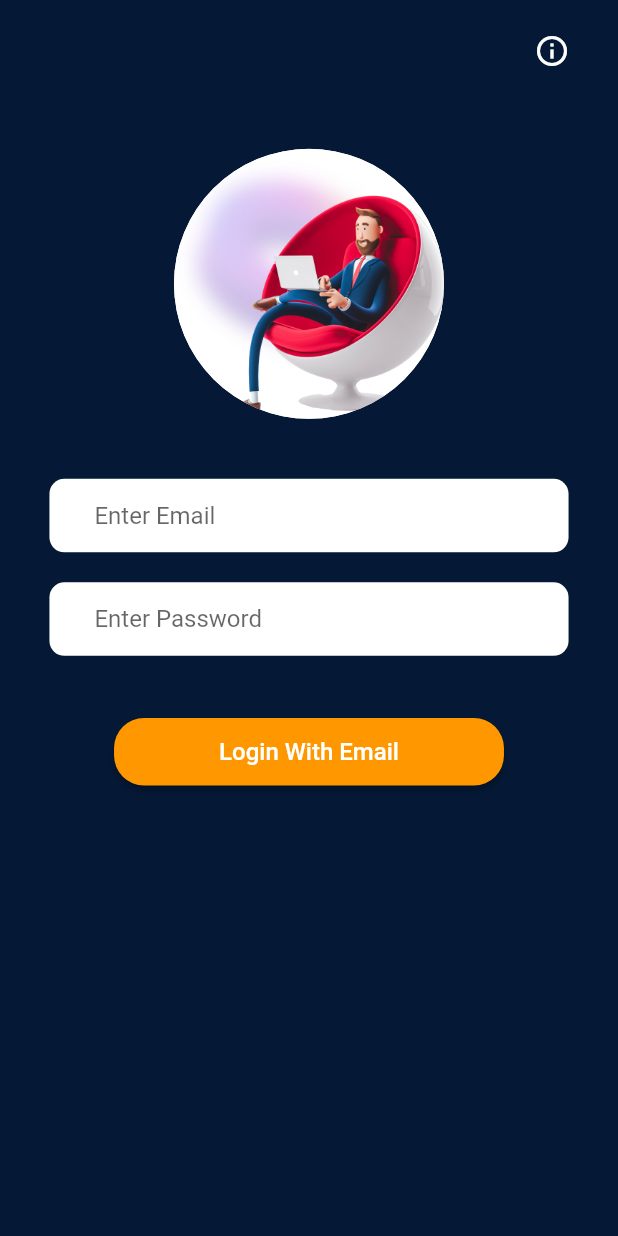
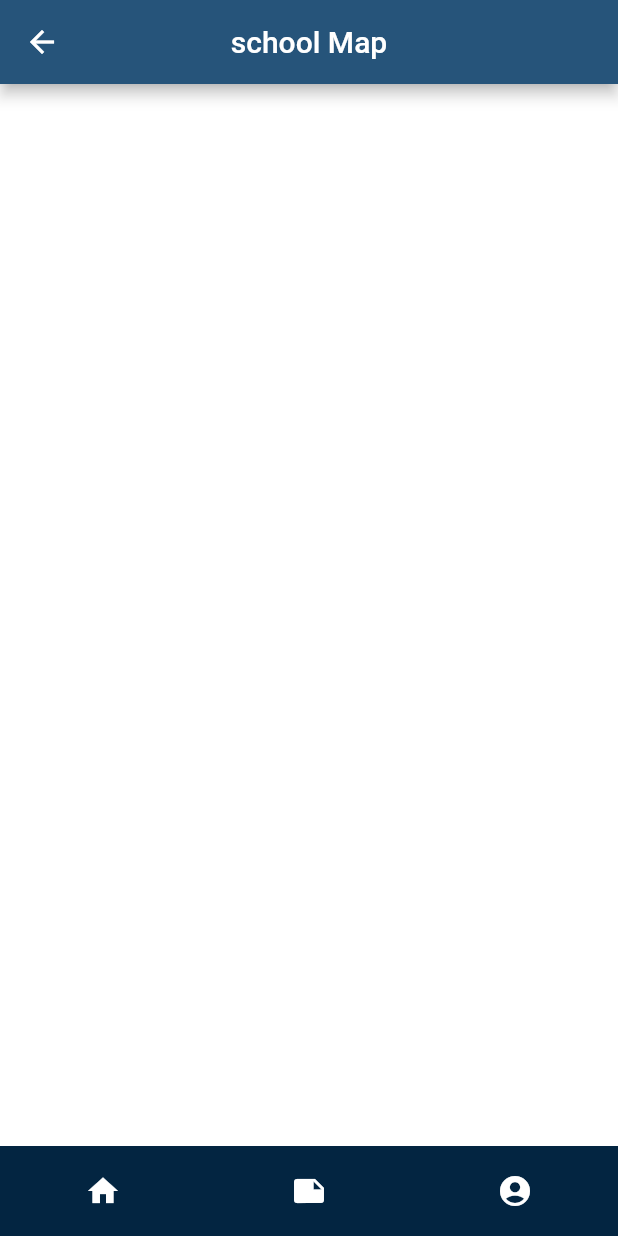
Before and after one commit to maneeshalakshani/Navi-Clear, a Flutter app: the SignIn screen opened by its route, after a tap on "Login With Email", on a phone screen of 412 x 824 dp. Run offline on Flutter 3.47's test engine with Material 2 defaults, Android fonts, the phone set to English and light mode, and no system bars; our stand-ins replace firebase_core, flutter_spinkit; missing offline and left inert: super_tooltip; accounts and stored records are empty.

Commit message:
NavBar Create

```diff
--- /dev/null
+++ b/Frontend/naviclear/lib/NavBar.dart
@@ -0,0 +1,39 @@
+import 'package:flutter/material.dart';
+
+class NavBar extends StatelessWidget {
+  const NavBar({Key? key}) : super(key: key);
+
+  @override
+  Widget build(BuildContext context) {
+    return Container(
+      height: 60.0,
+      color: Color.fromARGB(255, 3, 37, 65),
+      child: Row(
+        mainAxisAlignment: MainAxisAlignment.spaceAround,
+        children: [
+          IconButton(
+            onPressed: () {},
+            icon: Icon(
+              Icons.home,
+              color: Colors.white,
+            ),
+          ),
+          IconButton(
+            onPressed: () {},
+            icon: Icon(
+              Icons.note,
+              color: Colors.white,
+            ),
+          ),
+          IconButton(
+            onPressed: () {},
+            icon: Icon(
+              Icons.account_circle,
+              color: Colors.white,
+            ),
+          ),
+        ],
+      ),
+    );
+  }
+}
--- /dev/null
+++ b/Frontend/naviclear/lib/Pages/MainPage.dart
@@ -0,0 +1,26 @@
+import 'package:flutter/material.dart';
+import 'package:naviclear/NavBar.dart';
+
+class Main extends StatefulWidget {
+  const Main({Key? key}) : super(key: key);
+
+  @override
+  State<Main> createState() => _MainState();
+}
+
+class _MainState extends State<Main> {
+  @override
+  Widget build(BuildContext context) {
+    return Scaffold(
+      backgroundColor: Colors.white,
+      appBar: AppBar(
+        title: Text(
+          'school Map',
+        ),
+        centerTitle: true,
+        backgroundColor: Color.fromARGB(255, 38, 84, 122),
+      ),
+      bottomNavigationBar: NavBar(),
+    );
+  }
+}
--- a/Frontend/naviclear/lib/Pages/SignIn.dart
+++ b/Frontend/naviclear/lib/Pages/SignIn.dart
@@ -190,7 +190,9 @@ class _SignInState extends State<SignIn> {
 
                       //============== LOGIN WITH EMAIL BUTTON ===================
                       ElevatedButton(
-                        onPressed: () {},
+                        onPressed: () {
+                          Navigator.pushNamed(context, '/main');
+                        },
                         style: ButtonStyle(
                           backgroundColor:
                               MaterialStateProperty.all(Colors.orange),
--- a/Frontend/naviclear/lib/main.dart
+++ b/Frontend/naviclear/lib/main.dart
@@ -4,6 +4,7 @@ import 'package:naviclear/Pages/LoadingPage.dart';
 import 'package:naviclear/Pages/SelectOptionPage.dart';
 import 'package:naviclear/Pages/SignIn.dart';
 import 'package:naviclear/Pages/SignUp.dart';
+import 'package:naviclear/Pages/MainPage.dart';
 
 Future main() async {
   runApp(MaterialApp(
@@ -14,6 +15,7 @@ Future main() async {
       '/selectOption': (context) => SelectOption(),
       '/SignIn': (context) => SignIn(),
       '/SignUp': (context) => SignUp(),
+      '/main': (context) => Main(),
     },
   ));
   WidgetsFlutterBinding.ensureInitialized();
```
